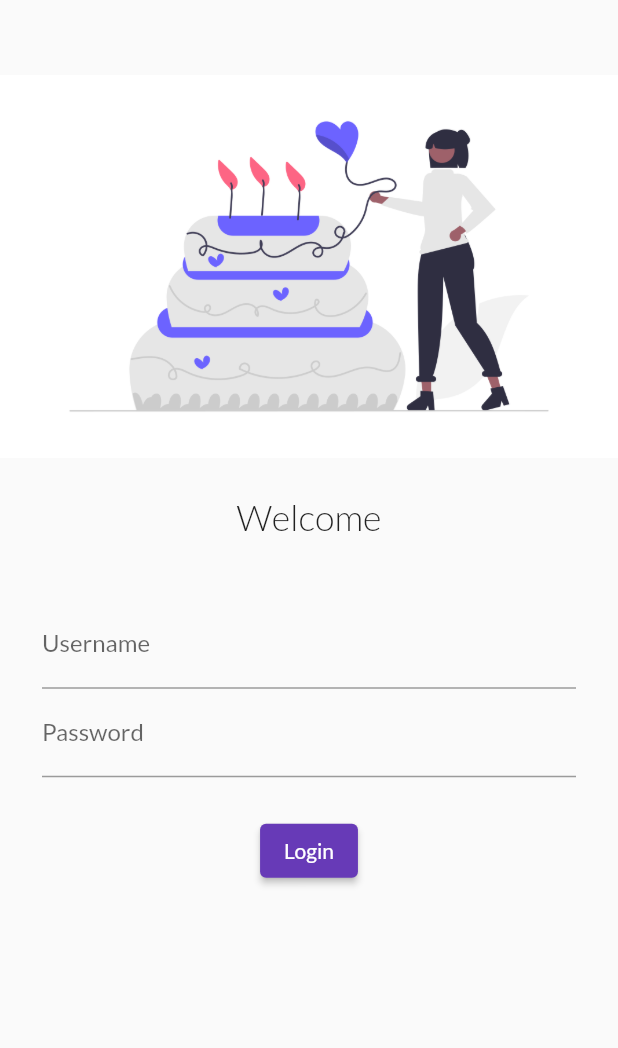
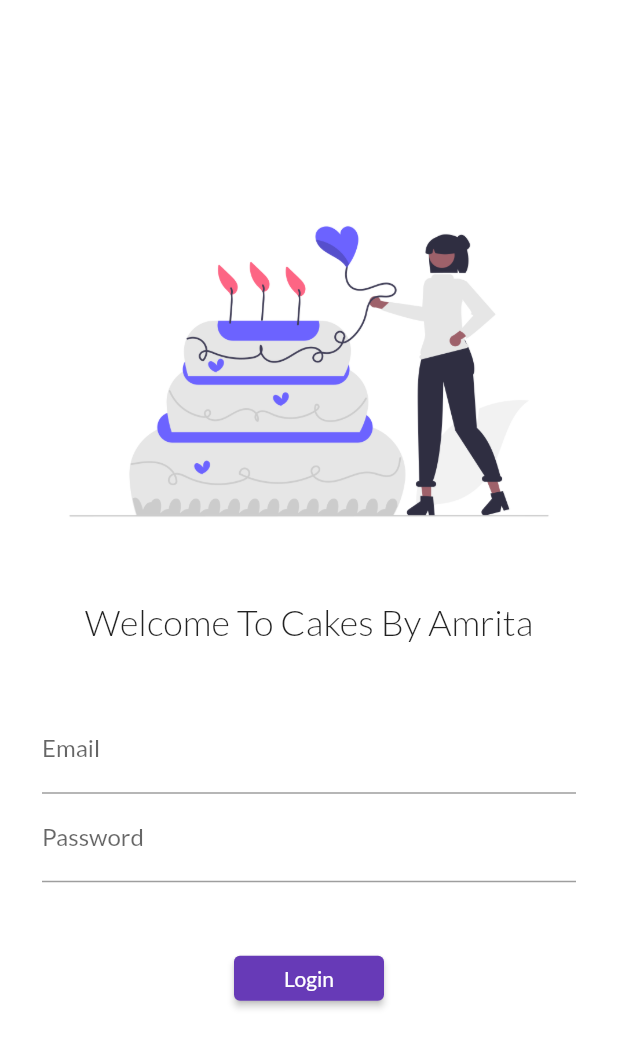
Before and after one commit to Rounakverma23/CakesByAmrita, a Flutter app: the screen it shows after launch, on a phone screen of 412 x 824 dp. Shown: the top 1048 px of the screen. Run offline on Flutter 3.47's test engine with Material 2 defaults, Android fonts, the phone set to English and light mode, and no system bars; our stand-ins replace google_fonts.

Commit message:
day5 completed

```diff
--- a/lib/Pages/login_page.dart
+++ b/lib/Pages/login_page.dart
@@ -1,11 +1,14 @@
 import 'package:flutter/material.dart';
+import 'package:flutter_application_1/utilities/routes.dart';
 
 class loginPage extends StatelessWidget {
   @override
   Widget build(BuildContext context) {
     return Material(
+        color: Colors.white,
         child: Padding(
-      padding: const EdgeInsets.symmetric(vertical: 50),
+          padding: const EdgeInsets.symmetric(vertical: 120),
+          child: SingleChildScrollView(
             child: Column(
               children: [
                 Image.asset(
@@ -16,21 +19,21 @@ class loginPage extends StatelessWidget {
                   height: 25,
                 ),
                 Text(
-            "Welcome",
+                  "Welcome To Cakes By Amrita",
                   style: TextStyle(fontSize: 24, fontWeight: FontWeight.w300),
                 ),
                 SizedBox(
                   height: 25,
                 ),
                 Padding(
-            padding:
-                const EdgeInsets.symmetric(vertical: 16.00, horizontal: 28.00),
+                  padding: const EdgeInsets.symmetric(
+                      vertical: 16.00, horizontal: 28.00),
                   child: Column(
                     children: [
                       TextFormField(
                         decoration: InputDecoration(
-                    hintText: "Enter Username",
-                    labelText: "Username",
+                          hintText: "Enter Email",
+                          labelText: "Email",
                         ),
                       ),
                       TextFormField(
@@ -41,18 +44,21 @@ class loginPage extends StatelessWidget {
                         ),
                       ),
                       SizedBox(
-                  height: 25,
+                        height: 40,
                       ),
                       ElevatedButton(
                         child: Text("Login"),
-                  style: TextButton.styleFrom(),
-                  onPressed: () {},
+                        style: TextButton.styleFrom(minimumSize: Size(100, 30)),
+                        onPressed: () {
+                          Navigator.pushNamed(context, MyRoutes.homeRoute);
+                        },
                       ),
                     ],
                   ),
                 )
               ],
             ),
+          ),
         ));
   }
 }
--- a/lib/main.dart
+++ b/lib/main.dart
@@ -1,6 +1,7 @@
 import 'package:flutter/material.dart';
 import 'package:flutter_application_1/Pages/home_page.dart';
 import 'package:flutter_application_1/Pages/login_page.dart';
+import 'package:flutter_application_1/utilities/routes.dart';
 import 'package:google_fonts/google_fonts.dart';
 
 void main() {
@@ -16,12 +17,13 @@ class Myapp extends StatelessWidget {
         primarySwatch: Colors.deepPurple,
         fontFamily: GoogleFonts.lato().fontFamily,
       ),
+      debugShowCheckedModeBanner: false,
       darkTheme: ThemeData(brightness: Brightness.dark),
       initialRoute: "/",
       routes: {
         "/": (context) => loginPage(),
-        "/home": (context) => HomePage(),
-        "/login": (context) => loginPage(),
+        MyRoutes.homeRoute: (context) => HomePage(),
+        MyRoutes.LoginRoute: (context) => loginPage(),
       },
     );
   }
--- /dev/null
+++ b/lib/utilities/routes.dart
@@ -0,0 +1,4 @@
+class MyRoutes {
+  static String LoginRoute = "/login";
+  static String homeRoute = "/home";
+}
```
Lines whose indentation alone changed are shown as unchanged.
